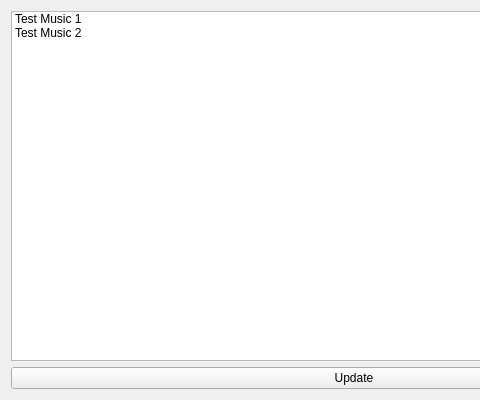
Old version of the form ClientDesktop/src/views/MusicWindow/MusicWindow.ui in the repository Shadowik2306/ulstu-diplom; both pictures show x 0 to 480 and y 0 to 400 of the 830 by 400 pixel window.
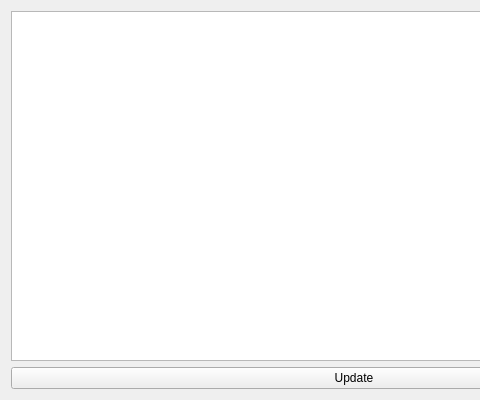
New version of the form.

```diff
--- a/ClientDesktop/src/views/MusicWindow/MusicWindow.ui
+++ b/ClientDesktop/src/views/MusicWindow/MusicWindow.ui
@@ -47,6 +47,9 @@
       <layout class="QVBoxLayout" name="verticalLayout_3">
        <item>
         <widget class="QListWidget" name="PresetList">
+         <property name="styleSheet">
+          <string notr="true">color: white</string>
+         </property>
          <item>
           <property name="text">
            <string>Test Music 1</string>
```
Left out of the diff: 3 changed lines with no effect on the pictures.
